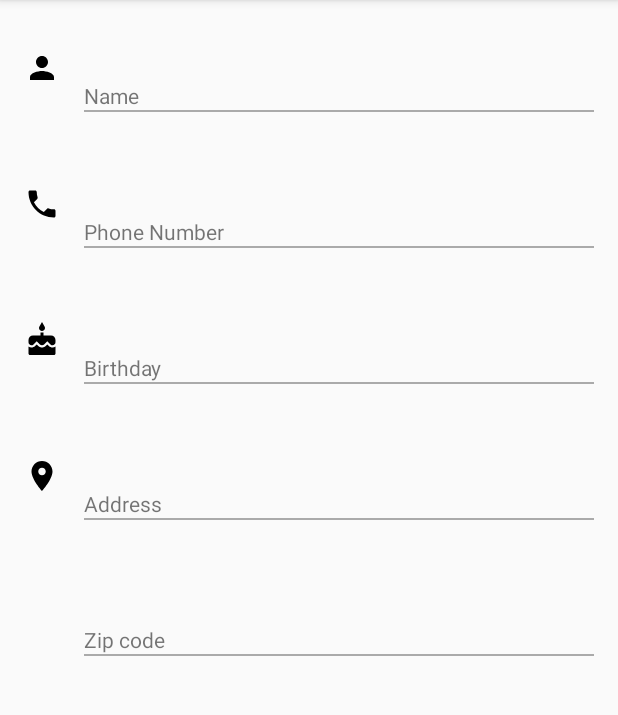
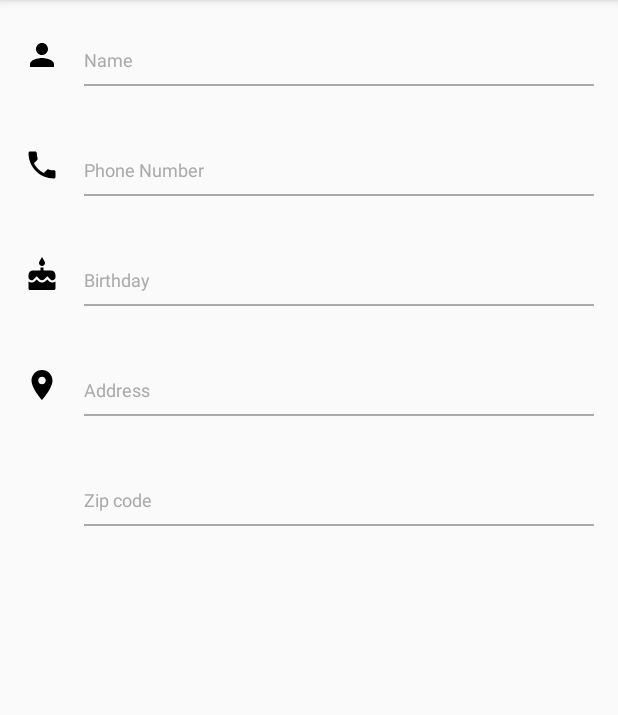
Before and after one commit to andela-bomotoso/ContactManager, an Android app: the fragment ContactDetailsFragment shown on its own in the app's theme, on a phone screen of 412 x 824 dp, the part 84-799 px from its top. Run offline under Robolectric (Android 15) with nearby library versions, the phone set to English and light mode, and no system bars; 1 statement that could not run was skipped.

Commit message:
adds more styles for proper formatting

```diff
--- a/app/src/main/res/values/styles.xml
+++ b/app/src/main/res/values/styles.xml
@@ -21,8 +21,22 @@
 
     <style name="ContactTextView">
         <item name="android:layout_gravity">fill_horizontal</item>
-        <item name="android:textSize">16sp</item>
-        <item name="android:layout_margin">@dimen/activity_vertical_margin</item>
+        <item name="android:textColor">@color/gray</item>
+        <item name="android:textSize">20sp</item>
+    </style>
+
+    <style name="descriptionTextView">
+        <item name="android:layout_gravity">fill_horizontal</item>
+        <item name="android:textSize">12sp</item>
+        <item name="android:textColor">@android:color/darker_gray</item>
+        <item name="android:layout_marginTop">4dp</item>
+        <item name="android:layout_marginBottom">8dp</item>
+    </style>
+
+    <style name="divider">
+        <item name="android:layout_width">match_parent</item>
+        <item name="android:layout_height">1dp</item>
+        <item name="background">@android:color/darker_gray</item>
     </style>
 
 </resources>
```
